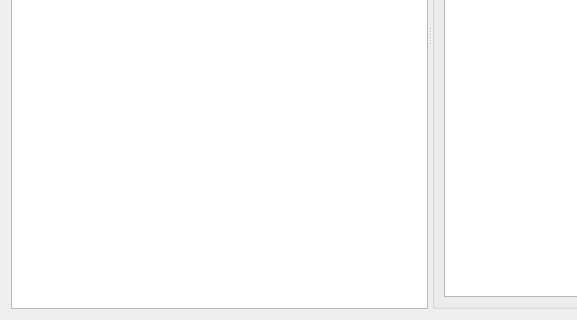
Above: player_tab.ui from centowen/pybaduk before the change; both pictures show x 0 to 577 and y 251 to 571 of the 827 by 571 pixel window. Below: the same form after it.
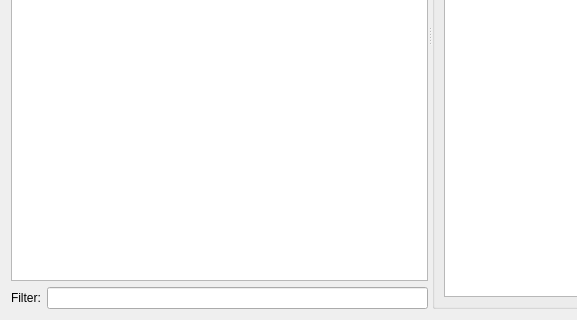
That is the form after the change.

Commit message: Added filter to players tab.

Diff of the .ui file:
```diff
--- a/player_tab.ui
+++ b/player_tab.ui
@@ -99,6 +99,23 @@
          </property>
         </widget>
        </item>
+       <item>
+        <layout class="QHBoxLayout" name="filter_layout">
+         <item>
+          <widget class="QLabel" name="filter_label">
+           <property name="text">
+            <string>Filter:</string>
+           </property>
+           <property name="buddy">
+            <cstring>filter_edit</cstring>
+           </property>
+          </widget>
+         </item>
+         <item>
+          <widget class="QLineEdit" name="filter_edit"/>
+         </item>
+        </layout>
+       </item>
       </layout>
      </widget>
      <widget class="QWidget" name="widget_2" native="true">
```
The commit also changes 1 other file.
